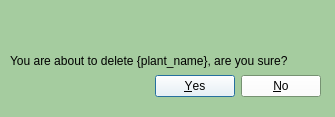
denzelxav/Plantfolio, file project/ui/confirmation_window.ui: the form before one commit.
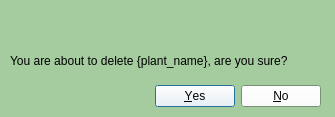
The form after the commit. Icons and pictures are not drawn.

Diff of the .ui file:
```diff
--- a/project/ui/confirmation_window.ui
+++ b/project/ui/confirmation_window.ui
@@ -232,7 +232,7 @@
    <property name="geometry">
     <rect>
      <x>10</x>
-     <y>70</y>
+     <y>80</y>
      <width>311</width>
      <height>32</height>
     </rect>
@@ -248,9 +248,9 @@
    <property name="geometry">
     <rect>
      <x>10</x>
-     <y>50</y>
-     <width>361</width>
-     <height>21</height>
+     <y>40</y>
+     <width>321</width>
+     <height>41</height>
     </rect>
    </property>
    <property name="text">
```
